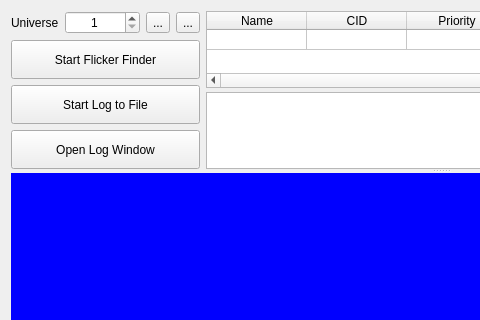
Before: the Qt Designer form ui/universeview.ui in docsteer/sacnview, drawn with Qt 5; both pictures show x 0 to 480 and y 0 to 320 of the 882 by 490 pixel window.
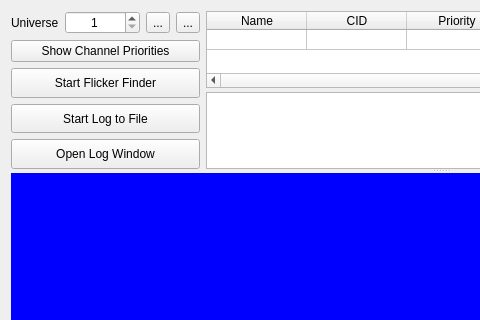
After: the same form once the commit is applied. Icons and pictures are not drawn. Custom widgets are drawn as their Qt base class.

Commit message:
Universe View now optionally displays channel priorities
GridView scaling is a bit naiive, doesn't handle the aspect ratio change very well.

```diff
--- a/ui/universeview.ui
+++ b/ui/universeview.ui
@@ -121,6 +121,16 @@
            </item>
           </layout>
          </item>
+         <item>
+          <widget class="QPushButton" name="btnShowPriority">
+           <property name="text">
+            <string>Show Channel Priorities</string>
+           </property>
+           <property name="checkable">
+            <bool>true</bool>
+           </property>
+          </widget>
+         </item>
          <item>
           <widget class="QPushButton" name="btnStartFlickerFinder">
            <property name="sizePolicy">
```
The commit also changes 6 other files.
